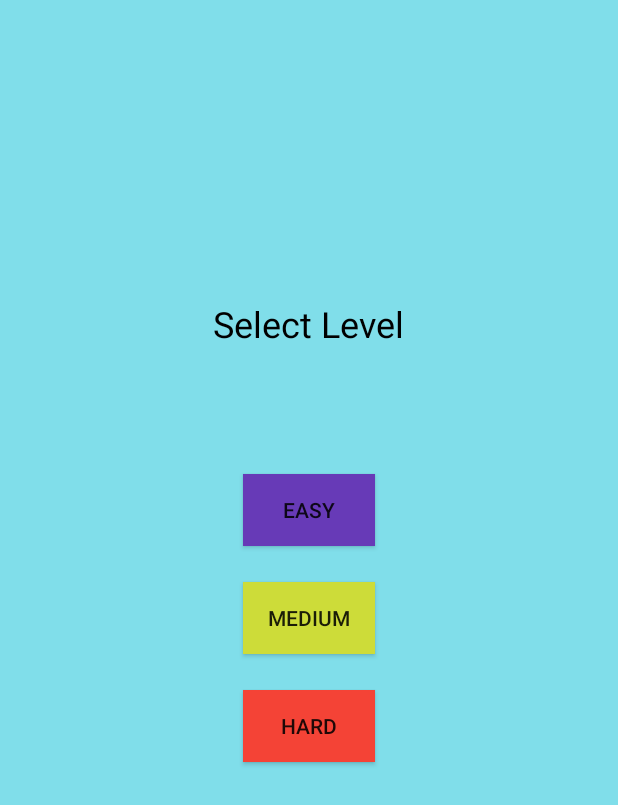
After one commit to prakashbalab24/finger-dance, an Android app: the SelectLevel screen opened directly, with no data from a screen before it, on a phone screen of 412 x 824 dp. The commit adds this screen. Shown: the top 805 px of the screen. Run offline under Robolectric (Android 15) with nearby library versions, the phone set to English and light mode, and no system bars.

Commit message:
Select level added

```diff
--- a/app/src/main/AndroidManifest.xml
+++ b/app/src/main/AndroidManifest.xml
@@ -8,17 +8,17 @@
         android:label="@string/app_name"
         android:supportsRtl="true"
         android:theme="@style/AppTheme">
-        <activity android:name=".MainActivity">
-        </activity>
+        <activity android:name=".activities.MainActivity"></activity>
         <activity android:name=".activities.PlayGround" />
         <activity android:name=".activities.ScoreBoard" />
-        <activity android:name=".SplashScreen">
+        <activity android:name=".activities.SplashScreen">
             <intent-filter>
                 <action android:name="android.intent.action.MAIN" />
 
                 <category android:name="android.intent.category.LAUNCHER" />
             </intent-filter>
         </activity>
+        <activity android:name=".activities.SelectLevel"></activity>
     </application>
 
 </manifest>
--- a/app/src/main/java/com/finger/dance/MainActivity.java
+++ b/app/src/main/java/com/finger/dance/activities/MainActivity.java
@@ -1,15 +1,13 @@
-package com.finger.dance;
+package com.finger.dance.activities;
 
 import android.content.Intent;
-import android.content.SharedPreferences;
 import android.support.v7.app.AppCompatActivity;
 import android.os.Bundle;
 import android.util.Log;
 import android.view.View;
 import android.widget.Button;
 
-import com.finger.dance.activities.PlayGround;
-import com.finger.dance.utils.AppConstants;
+import com.finger.dance.R;
 import com.finger.dance.utils.GeneralUtils;
 import com.finger.dance.component.ui.MultiTouchView;
 
--- a/app/src/main/java/com/finger/dance/activities/PlayGround.java
+++ b/app/src/main/java/com/finger/dance/activities/PlayGround.java
@@ -2,6 +2,7 @@ package com.finger.dance.activities;
 
 import android.app.Activity;
 import android.app.FragmentTransaction;
+import android.content.Intent;
 import android.content.SharedPreferences;
 import android.support.v4.app.Fragment;
 import android.support.v7.app.AppCompatActivity;
@@ -18,6 +19,7 @@ public class PlayGround extends AppCompatActivity {
     protected void onCreate(Bundle savedInstanceState) {
         super.onCreate(savedInstanceState);
         setContentView(R.layout.activity_play_ground);
+        int level = getIntent().getIntExtra("level",0);
         int totalPointers = GeneralUtils.getValueSharePref(this);
         if(totalPointers<=2){
             GeneralUtils.showDialog("Device Not Supported","Oops! Yous device don't support Multi Pointers.",this,true);
--- a/app/src/main/java/com/finger/dance/activities/ScoreBoard.java
+++ b/app/src/main/java/com/finger/dance/activities/ScoreBoard.java
@@ -7,9 +7,7 @@ import android.view.View;
 import android.widget.Button;
 import android.widget.TextView;
 
-import com.finger.dance.MainActivity;
 import com.finger.dance.R;
-import com.finger.dance.SplashScreen;
 
 public class ScoreBoard extends AppCompatActivity {
     private Button playAgain,calibrate;
--- /dev/null
+++ b/app/src/main/java/com/finger/dance/activities/SelectLevel.java
@@ -0,0 +1,47 @@
+package com.finger.dance.activities;
+
+import android.content.Intent;
+import android.support.v7.app.AppCompatActivity;
+import android.os.Bundle;
+import android.view.View;
+import android.widget.Button;
+
+import com.finger.dance.R;
+
+public class SelectLevel extends AppCompatActivity {
+    private Button easy,medium,hard;
+
+    @Override
+    protected void onCreate(Bundle savedInstanceState) {
+        super.onCreate(savedInstanceState);
+        setContentView(R.layout.activity_select_level);
+        easy = (Button) findViewById(R.id.easy);
+        medium = (Button) findViewById(R.id.medium);
+        hard = (Button) findViewById(R.id.hard);
+        easy.setOnClickListener(new View.OnClickListener() {
+            @Override
+            public void onClick(View view) {
+                startGame(1);
+            }
+        });
+
+        medium.setOnClickListener(new View.OnClickListener() {
+            @Override
+            public void onClick(View view) {
+                startGame(2);
+            }
+        });
+
+        hard.setOnClickListener(new View.OnClickListener() {
+            @Override
+            public void onClick(View view) {
+                startGame(3);
+            }
+        });
+    }
+    private void startGame(int level){
+        Intent intent = new Intent(SelectLevel.this,PlayGround.class);
+        intent.putExtra("level",level);
+        startActivity(intent);
+    }
+}
--- a/app/src/main/java/com/finger/dance/SplashScreen.java
+++ b/app/src/main/java/com/finger/dance/activities/SplashScreen.java
@@ -1,4 +1,4 @@
-package com.finger.dance;
+package com.finger.dance.activities;
 
 import android.content.Intent;
 import android.content.SharedPreferences;
@@ -6,7 +6,7 @@ import android.os.Handler;
 import android.support.v7.app.AppCompatActivity;
 import android.os.Bundle;
 
-import com.finger.dance.activities.PlayGround;
+import com.finger.dance.R;
 import com.finger.dance.utils.AppConstants;
 
 public class SplashScreen extends AppCompatActivity {
@@ -30,7 +30,7 @@ public class SplashScreen extends AppCompatActivity {
 
                     }
                     else {
-                        Intent intent = new Intent(SplashScreen.this, PlayGround.class);
+                        Intent intent = new Intent(SplashScreen.this, SelectLevel.class);
                         startActivity(intent);
                         finish();
                     }
--- a/app/src/main/java/com/finger/dance/utils/GeneralUtils.java
+++ b/app/src/main/java/com/finger/dance/utils/GeneralUtils.java
@@ -6,9 +6,8 @@ import android.content.DialogInterface;
 import android.content.Intent;
 import android.content.SharedPreferences;
 import android.support.v7.app.AlertDialog;
-import android.widget.Toast;
 
-import com.finger.dance.MainActivity;
+import com.finger.dance.activities.MainActivity;
 
 import java.util.ArrayList;
 import java.util.List;
--- a/app/src/main/res/layout/activity_main.xml
+++ b/app/src/main/res/layout/activity_main.xml
@@ -5,7 +5,7 @@
     android:layout_width="match_parent"
     android:layout_height="match_parent"
     android:background="@color/colorPrimary"
-    tools:context="com.finger.dance.MainActivity">
+    tools:context="com.finger.dance.activities.MainActivity">
 
 
     <com.finger.dance.component.ui.MultiTouchView
--- /dev/null
+++ b/app/src/main/res/layout/activity_select_level.xml
@@ -0,0 +1,57 @@
+<?xml version="1.0" encoding="utf-8"?>
+<RelativeLayout xmlns:android="http://schemas.android.com/apk/res/android"
+    xmlns:tools="http://schemas.android.com/tools"
+    android:id="@+id/activity_select_level"
+    android:layout_width="match_parent"
+    android:layout_height="match_parent"
+    android:background="@color/bck"
+    tools:context="com.finger.dance.activities.SelectLevel">
+
+    <TextView
+        android:text="@string/selectlevel"
+        android:layout_width="wrap_content"
+        android:layout_height="wrap_content"
+        android:layout_above="@+id/linearLayout"
+        android:layout_centerHorizontal="true"
+        android:layout_marginBottom="72dp"
+        android:textSize="24sp"
+        android:textColor="@color/black"
+        android:id="@+id/textView6" />
+    <LinearLayout
+        android:id="@+id/linearLayout"
+        android:layout_width="match_parent"
+        android:layout_height="wrap_content"
+        android:orientation="vertical"
+        android:layout_centerInParent="true"
+        android:gravity="center">
+        <Button
+            android:background="@color/color8"
+            android:text="@string/easy"
+            android:layout_margin="@dimen/butmargin"
+            android:layout_width="wrap_content"
+            android:layout_height="wrap_content"
+            android:layout_centerVertical="true"
+            android:id="@+id/easy" />
+
+        <Button
+            android:background="@color/color9"
+            android:text="@string/medium"
+            android:layout_margin="@dimen/butmargin"
+            android:layout_width="wrap_content"
+            android:layout_height="wrap_content"
+            android:layout_below="@+id/button"
+            android:id="@+id/medium" />
+
+        <Button
+            android:background="@color/color7"
+            android:text="@string/hard"
+            android:layout_margin="@dimen/butmargin"
+            android:layout_width="wrap_content"
+            android:layout_height="wrap_content"
+            android:id="@+id/hard" />
+
+    </LinearLayout>
+
+
+
+</RelativeLayout>
--- a/app/src/main/res/layout/activity_splash_screen.xml
+++ b/app/src/main/res/layout/activity_splash_screen.xml
@@ -5,7 +5,7 @@
     android:layout_width="match_parent"
     android:layout_height="match_parent"
     android:background="@color/color8"
-    tools:context="com.finger.dance.SplashScreen">
+    tools:context="com.finger.dance.activities.SplashScreen">
 
     <TextView
         android:text="@string/app_name"
--- a/app/src/main/res/values/dimens.xml
+++ b/app/src/main/res/values/dimens.xml
@@ -2,4 +2,5 @@
     <!-- Default screen margins, per the Android Design guidelines. -->
     <dimen name="activity_horizontal_margin">16dp</dimen>
     <dimen name="activity_vertical_margin">16dp</dimen>
+    <dimen name="butmargin">12dp</dimen>
 </resources>
--- a/app/src/main/res/values/strings.xml
+++ b/app/src/main/res/values/strings.xml
@@ -9,4 +9,9 @@
     <string name="pleasewait">Please wait ...</string>
     <string name="blackwinner">Black Wins!!</string>
     <string name="whitewinner">White wins!!!</string>
+    <string name="wrong_des">Oops! Finger Moved or Wrongly touched</string>
+    <string name="easy">Easy</string>
+    <string name="medium">Medium</string>
+    <string name="hard">Hard</string>
+    <string name="selectlevel">Select Level</string>
 </resources>
```
Also changed, not shown: app/src/main/res/layout/activity_score_board.xml (+10 -0 lines).
